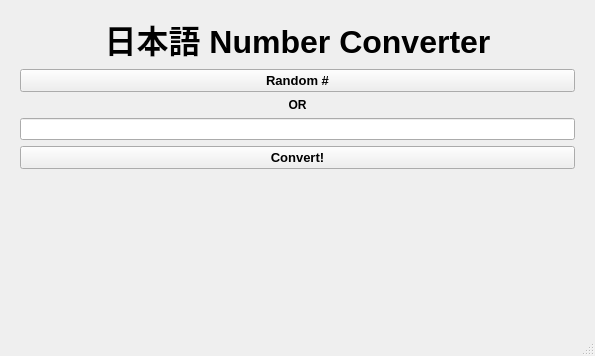
SmashinFries/jpn-number-translator, file number_translator/ui/main_window.ui: the form before one commit.
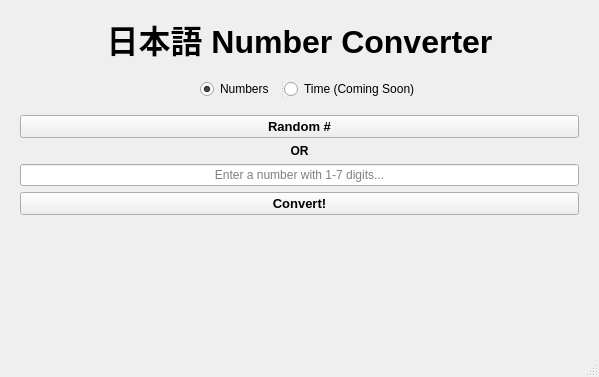
The form after the commit.

Patch:
```diff
--- a/number_translator/ui/main_window.ui
+++ b/number_translator/ui/main_window.ui
@@ -6,13 +6,16 @@
    <rect>
     <x>0</x>
     <y>0</y>
-    <width>595</width>
-    <height>356</height>
+    <width>599</width>
+    <height>377</height>
    </rect>
   </property>
   <property name="windowTitle">
    <string>MainWindow</string>
   </property>
+  <property name="tabShape">
+   <enum>QTabWidget::Rounded</enum>
+  </property>
   <widget class="QWidget" name="centralwidget">
    <layout class="QGridLayout" name="gridLayout">
     <property name="leftMargin">
@@ -28,6 +31,132 @@
      <number>15</number>
     </property>
     <item row="1" column="0">
+     <layout class="QVBoxLayout" name="verticalLayout">
+      <item>
+       <widget class="QLabel" name="lbl_title">
+        <property name="font">
+         <font>
+          <pointsize>24</pointsize>
+          <bold>true</bold>
+          <underline>false</underline>
+         </font>
+        </property>
+        <property name="text">
+         <string>日本語 Number Converter</string>
+        </property>
+        <property name="alignment">
+         <set>Qt::AlignCenter</set>
+        </property>
+       </widget>
+      </item>
+      <item>
+       <widget class="QWidget" name="widget" native="true">
+        <property name="sizePolicy">
+         <sizepolicy hsizetype="Preferred" vsizetype="Preferred">
+          <horstretch>0</horstretch>
+          <verstretch>0</verstretch>
+         </sizepolicy>
+        </property>
+        <property name="minimumSize">
+         <size>
+          <width>0</width>
+          <height>40</height>
+         </size>
+        </property>
+        <widget class="QSplitter" name="splitter">
+         <property name="geometry">
+          <rect>
+           <x>180</x>
+           <y>10</y>
+           <width>231</width>
+           <height>20</height>
+          </rect>
+         </property>
+         <property name="orientation">
+          <enum>Qt::Horizontal</enum>
+         </property>
+         <widget class="QRadioButton" name="mode_normal">
+          <property name="text">
+           <string>Numbers</string>
+          </property>
+          <property name="checked">
+           <bool>true</bool>
+          </property>
+         </widget>
+         <widget class="QRadioButton" name="mode_time">
+          <property name="text">
+           <string>Time (Coming Soon)</string>
+          </property>
+         </widget>
+        </widget>
+       </widget>
+      </item>
+      <item>
+       <widget class="QPushButton" name="btn_random">
+        <property name="font">
+         <font>
+          <pointsize>10</pointsize>
+          <bold>true</bold>
+         </font>
+        </property>
+        <property name="text">
+         <string>Random #</string>
+        </property>
+        <property name="default">
+         <bool>false</bool>
+        </property>
+        <property name="flat">
+         <bool>false</bool>
+        </property>
+       </widget>
+      </item>
+      <item>
+       <widget class="QLabel" name="lbl_or">
+        <property name="font">
+         <font>
+          <bold>true</bold>
+         </font>
+        </property>
+        <property name="text">
+         <string>OR</string>
+        </property>
+        <property name="alignment">
+         <set>Qt::AlignCenter</set>
+        </property>
+       </widget>
+      </item>
+      <item>
+       <widget class="QLineEdit" name="userInput">
+        <property name="alignment">
+         <set>Qt::AlignCenter</set>
+        </property>
+        <property name="placeholderText">
+         <string>Enter a number with 1-7 digits...</string>
+        </property>
+       </widget>
+      </item>
+      <item>
+       <widget class="QPushButton" name="btn_convert">
+        <property name="font">
+         <font>
+          <pointsize>10</pointsize>
+          <bold>true</bold>
+         </font>
+        </property>
+        <property name="text">
+         <string>Convert!</string>
+        </property>
+        <property name="default">
+         <bool>false</bool>
+        </property>
+        <property name="flat">
+         <bool>false</bool>
+        </property>
+       </widget>
+      </item>
+     </layout>
+    </item>
+    <item row="2" column="0">
      <layout class="QVBoxLayout" name="verticalLayout_2">
       <property name="spacing">
        <number>4</number>
@@ -85,85 +214,8 @@
         <property name="alignment">
          <set>Qt::AlignCenter</set>
         </property>
-       </widget>
-      </item>
-     </layout>
-    </item>
-    <item row="0" column="0">
-     <layout class="QVBoxLayout" name="verticalLayout">
-      <item>
-       <widget class="QLabel" name="lbl_title">
-        <property name="font">
-         <font>
-          <pointsize>24</pointsize>
-          <bold>true</bold>
-         </font>
-        </property>
-        <property name="text">
-         <string>日本語 Number Converter</string>
-        </property>
-        <property name="alignment">
-         <set>Qt::AlignCenter</set>
-        </property>
-       </widget>
-      </item>
-      <item>
-       <widget class="QPushButton" name="btn_random">
-        <property name="font">
-         <font>
-          <pointsize>10</pointsize>
-          <bold>true</bold>
-         </font>
-        </property>
-        <property name="text">
-         <string>Random #</string>
-        </property>
-        <property name="default">
-         <bool>false</bool>
-        </property>
-        <property name="flat">
-         <bool>false</bool>
-        </property>
-       </widget>
-      </item>
-      <item>
-       <widget class="QLabel" name="lbl_or">
-        <property name="font">
-         <font>
-          <bold>true</bold>
-         </font>
-        </property>
-        <property name="text">
-         <string>OR</string>
-        </property>
-        <property name="alignment">
-         <set>Qt::AlignCenter</set>
-        </property>
-       </widget>
-      </item>
-      <item>
-       <widget class="QLineEdit" name="userInput">
-        <property name="alignment">
-         <set>Qt::AlignCenter</set>
-        </property>
-       </widget>
-      </item>
-      <item>
-       <widget class="QPushButton" name="btn_convert">
-        <property name="font">
-         <font>
-          <pointsize>10</pointsize>
-          <bold>true</bold>
-         </font>
-        </property>
-        <property name="text">
-         <string>Convert!</string>
-        </property>
-        <property name="default">
-         <bool>false</bool>
-        </property>
-        <property name="flat">
-         <bool>false</bool>
+        <property name="textInteractionFlags">
+         <set>Qt::LinksAccessibleByMouse|Qt::TextSelectableByMouse</set>
         </property>
        </widget>
       </item>
```
Left out of the diff: 14 changed lines with no effect on the pictures.
